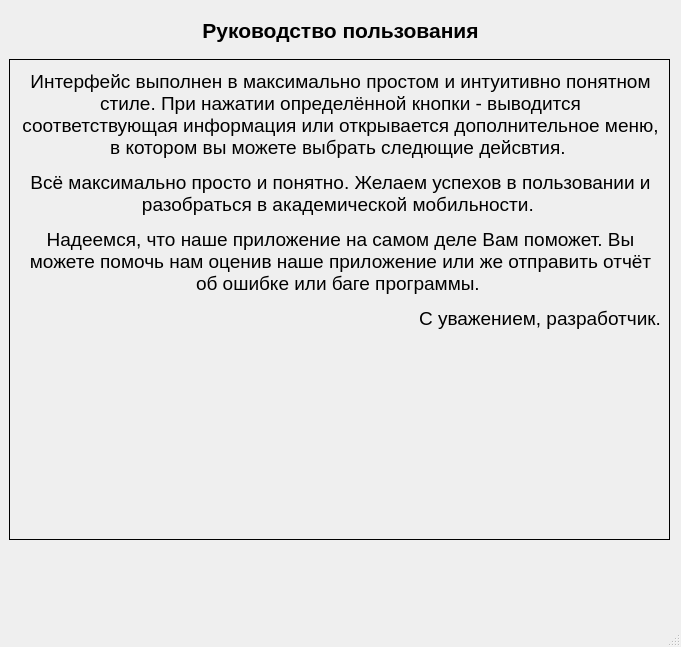
First picture: the form in prototype/manual.ui, repository DmitryKopcheny/Kursach, before the edit.
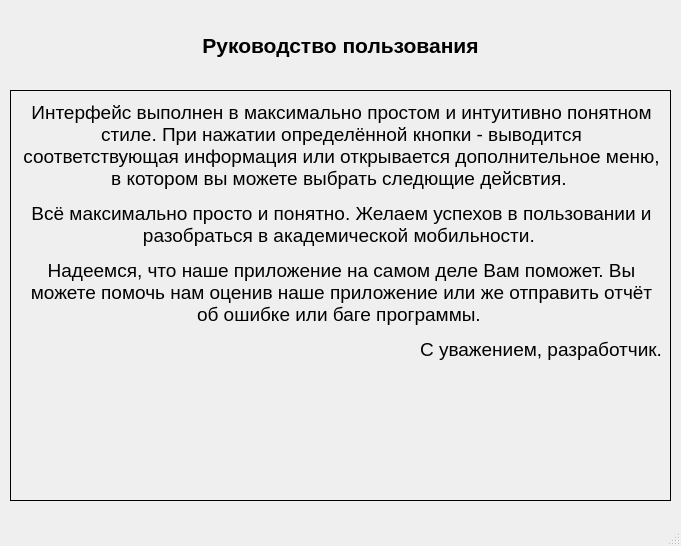
Second picture: the form after the edit. Icons and pictures are not drawn.

What changed in the file:
```diff
--- a/prototype/manual.ui
+++ b/prototype/manual.ui
@@ -7,19 +7,19 @@
     <x>0</x>
     <y>0</y>
     <width>681</width>
-    <height>647</height>
+    <height>546</height>
    </rect>
   </property>
   <property name="minimumSize">
    <size>
     <width>681</width>
-    <height>647</height>
+    <height>546</height>
    </size>
   </property>
   <property name="maximumSize">
    <size>
     <width>681</width>
-    <height>647</height>
+    <height>546</height>
    </size>
   </property>
   <property name="windowTitle">
@@ -36,12 +36,12 @@
       <x>20</x>
       <y>10</y>
       <width>641</width>
-      <height>41</height>
+      <height>71</height>
      </rect>
     </property>
     <property name="font">
      <font>
-      <pointsize>12</pointsize>
+      <pointsize>16</pointsize>
       <weight>75</weight>
       <bold>true</bold>
      </font>
@@ -49,14 +49,17 @@
     <property name="text">
      <string>&lt;html&gt;&lt;head/&gt;&lt;body&gt;&lt;p align=&quot;center&quot;&gt;&lt;span style=&quot; font-size:16pt;&quot;&gt;Руководство пользования&lt;/span&gt;&lt;/p&gt;&lt;/body&gt;&lt;/html&gt;</string>
     </property>
+    <property name="alignment">
+     <set>Qt::AlignCenter</set>
+    </property>
    </widget>
    <widget class="QLabel" name="label_2">
     <property name="geometry">
      <rect>
-      <x>20</x>
-      <y>70</y>
+      <x>21</x>
+      <y>101</y>
       <width>641</width>
-      <height>451</height>
+      <height>391</height>
      </rect>
     </property>
     <property name="font">
@@ -82,10 +85,10 @@
    <widget class="QFrame" name="frameManual">
     <property name="geometry">
      <rect>
-      <x>9</x>
-      <y>59</y>
+      <x>10</x>
+      <y>90</y>
       <width>661</width>
-      <height>481</height>
+      <height>411</height>
      </rect>
     </property>
     <property name="frameShape">
```
